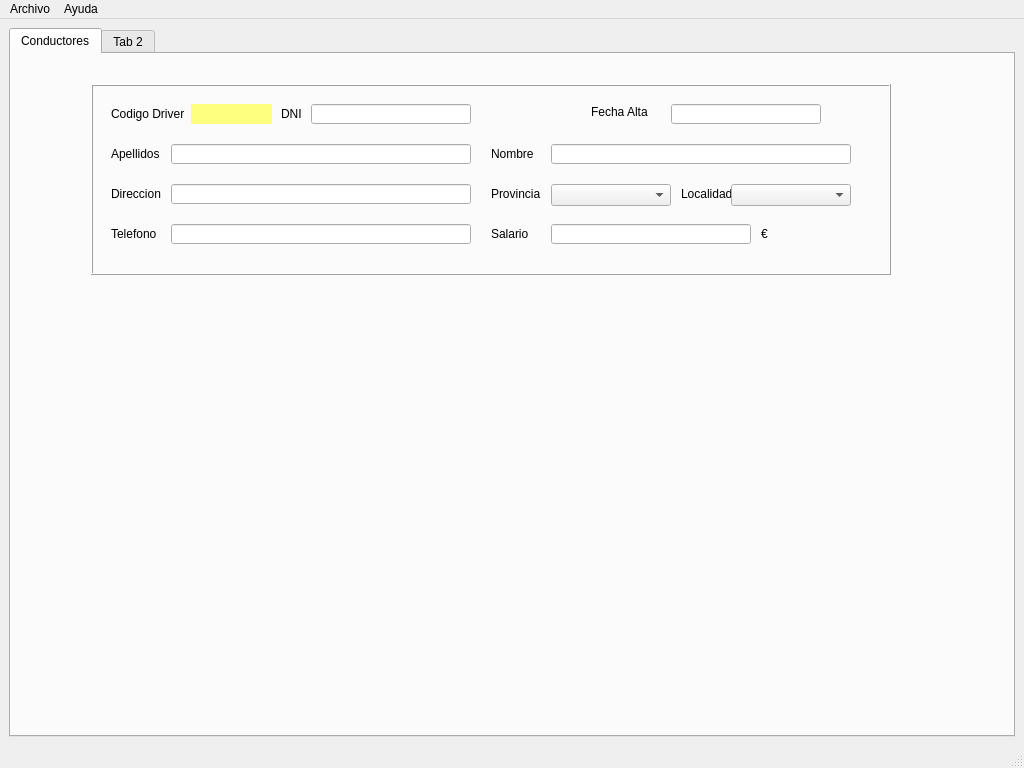
Before: the Qt Designer form sierraperez/MainWindow.ui in Sierrowsky/PyCharmProyects, drawn with Qt 5.
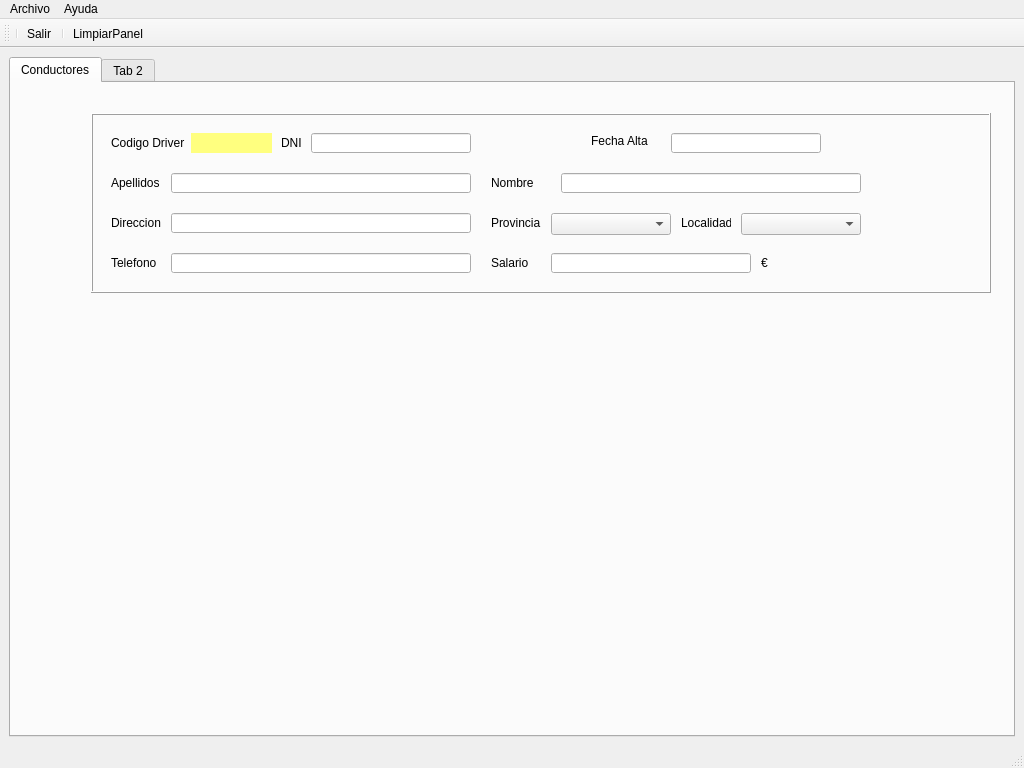
After: the same form once the commit is applied. Icons and pictures are not drawn.

Diff of the .ui file:
```diff
--- a/sierraperez/MainWindow.ui
+++ b/sierraperez/MainWindow.ui
@@ -66,8 +66,8 @@
          <rect>
           <x>80</x>
           <y>30</y>
-          <width>800</width>
-          <height>191</height>
+          <width>900</width>
+          <height>180</height>
          </rect>
         </property>
         <property name="minimumSize">
@@ -76,6 +76,12 @@
           <height>90</height>
          </size>
         </property>
+        <property name="maximumSize">
+         <size>
+          <width>900</width>
+          <height>180</height>
+         </size>
+        </property>
         <property name="frameShape">
          <enum>QFrame::Box</enum>
         </property>
@@ -113,7 +119,7 @@
         <widget class="QLineEdit" name="txNombre">
          <property name="geometry">
           <rect>
-           <x>460</x>
+           <x>470</x>
            <y>60</y>
            <width>300</width>
            <height>20</height>
@@ -474,7 +480,7 @@
         <widget class="QComboBox" name="cmbLocalidad">
          <property name="geometry">
           <rect>
-           <x>640</x>
+           <x>650</x>
            <y>100</y>
            <width>120</width>
            <height>22</height>
@@ -648,6 +654,21 @@
    <addaction name="menuHelp"/>
   </widget>
   <widget class="QStatusBar" name="statusbar"/>
+  <widget class="QToolBar" name="toolBar">
+   <property name="windowTitle">
+    <string>toolBar</string>
+   </property>
+   <attribute name="toolBarArea">
+    <enum>TopToolBarArea</enum>
+   </attribute>
+   <attribute name="toolBarBreak">
+    <bool>false</bool>
+   </attribute>
+   <addaction name="separator"/>
+   <addaction name="barSalir"/>
+   <addaction name="separator"/>
+   <addaction name="barLimpiarPanel"/>
+  </widget>
   <action name="actionSalir">
    <property name="text">
     <string>Salir</string>
@@ -658,6 +679,25 @@
     <string>Acerca de ...</string>
    </property>
   </action>
+  <action name="barSalir">
+   <property name="icon">
+    <iconset>
+     <normalon>img/exit_icon-icons.com_70975.ico</normalon>
+    </iconset>
+   </property>
+   <property name="text">
+    <string>Salir</string>
+   </property>
+  </action>
+  <action name="barLimpiarPanel">
+   <property name="icon">
+    <iconset>
+     <normaloff>img/reload_icon-icons.com_64795.ico</normaloff>img/reload_icon-icons.com_64795.ico</iconset>
+   </property>
+   <property name="text">
+    <string>LimpiarPanel</string>
+   </property>
+  </action>
  </widget>
  <resources/>
  <connections/>
```
Left out of the diff: 17 changed lines with no effect on the pictures.
